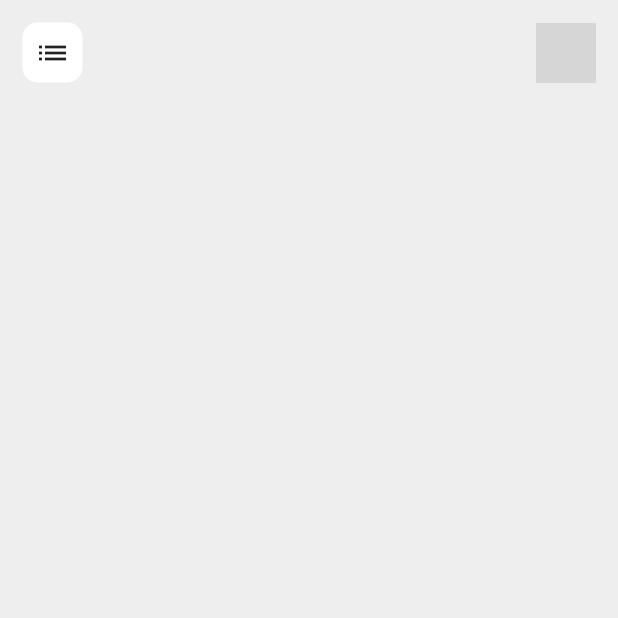
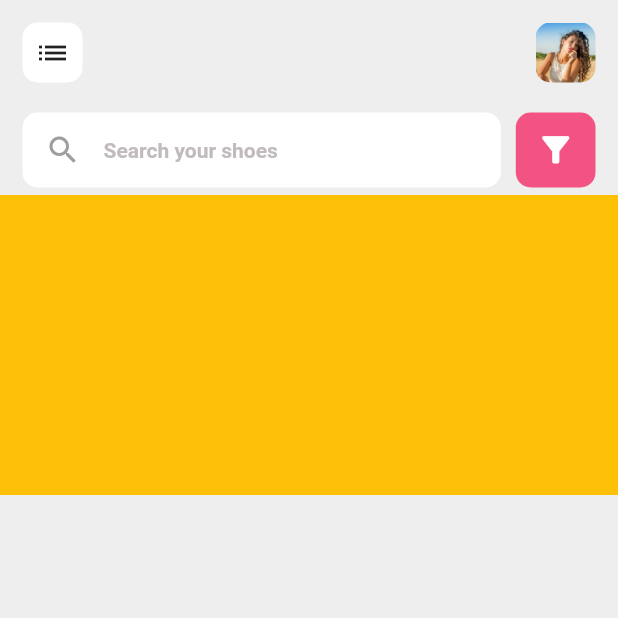
Before and after one commit to yashlondhe90960/KickKart, a Flutter app: the screen it shows after launch, on a phone screen of 412 x 824 dp, the top half of it. Run offline on Flutter 3.47's test engine with Material 2 defaults, Android fonts, the phone set to English and light mode, and no system bars; grey boxes are pictures that could not be loaded.

Commit message:
Update: home screen page and added the banners

```diff
--- a/lib/screens/home.dart
+++ b/lib/screens/home.dart
@@ -9,6 +9,8 @@ class Home extends StatefulWidget {
   State<Home> createState() => _HomeState();
 }
 
+final _control = PageController();
+
 class _HomeState extends State<Home> {
   @override
   Widget build(BuildContext context) {
@@ -17,10 +19,92 @@ class _HomeState extends State<Home> {
       body: SafeArea(
         child: CustomScrollView(
           slivers: [
+            AppBarr(),
+            SearchBox(),
             SliverToBoxAdapter(
+              child: Column(
+                children: [
+                  Container(
+                    height: 200,
+                    width: double.infinity,
+                    child: PageView(
+                      controller: _control,
+                      scrollDirection: Axis.horizontal,
+                      children: [
+                        Container(color: Colors.amber),
+                        Container(color: Colors.amber),
+                        Container(color: Colors.amber),
+                      ],
+                    ),
+                  ),
+                ],
+              ),
+            )
+          ],
+        ),
+      ),
+    );
+  }
+
+  SliverToBoxAdapter SearchBox() {
+    return SliverToBoxAdapter(
       child: Padding(
-                padding:
-                    const EdgeInsets.symmetric(horizontal: 15, vertical: 15),
+        padding: const EdgeInsets.symmetric(horizontal: 15.0, vertical: 5),
+        child: Row(
+          children: [
+            Expanded(
+              child: Container(
+                height: 50,
+                decoration: BoxDecoration(
+                  borderRadius: BorderRadius.circular(10),
+                  color: Colors.white,
+                ),
+                child: Row(
+                  crossAxisAlignment: CrossAxisAlignment.center,
+                  children: [
+                    SizedBox(
+                      width: 15,
+                    ),
+                    Icon(Icons.search, color: Colors.grey),
+                    SizedBox(
+                      width: 15,
+                    ),
+                    Text('Search your shoes',
+                        style: TextStyle(
+                          color: Color.fromARGB(255, 194, 187, 187),
+                          fontWeight: FontWeight.w600,
+                        )),
+                  ],
+                ),
+              ),
+              flex: 6,
+            ),
+            SizedBox(width: 10),
+            Expanded(
+              child: Container(
+                height: 50,
+                decoration: BoxDecoration(
+                  borderRadius: BorderRadius.circular(10),
+                  color: mains,
+                ),
+                child: Icon(
+                  Icons.filter_alt,
+                  color: Colors.white,
+                  size: 27,
+                ),
+              ),
+              flex: 1,
+            ),
+          ],
+        ),
+      ),
+    );
+  }
+
+  SliverToBoxAdapter AppBarr() {
+    return SliverToBoxAdapter(
+      child: Padding(
+        padding: const EdgeInsets.symmetric(horizontal: 15, vertical: 15),
         child: Row(
           mainAxisAlignment: MainAxisAlignment.spaceBetween,
           children: [
@@ -38,13 +122,11 @@ class _HomeState extends State<Home> {
               height: 40,
               decoration: BoxDecoration(
                 borderRadius: BorderRadius.circular(10),
-                        image: DecorationImage(image: AssetImage('images/p3.jpg'))
+                image: DecorationImage(
+                  image: AssetImage('images/p3.jpg'),
                 ),
               ),
-                  ],
             ),
-              ),
-            )
           ],
         ),
       ),
--- a/pubspec.yaml
+++ b/pubspec.yaml
@@ -59,9 +59,9 @@ flutter:
   uses-material-design: true
 
   # To add assets to your application, add an assets section, like this:
-  # assets:
-  #   - images/a_dot_burr.jpeg
-  #   - images/a_dot_ham.jpeg
+  assets:
+    - images/
+    # - images/a_dot_ham.jpeg
 
   # An image asset can refer to one or more resolution-specific "variants", see
   # https://flutter.dev/assets-and-images/#resolution-aware
```
Also changed, not shown: lib/data/model/banner.dart (added, +8 -0 lines), lib/data/model/banner_model.dart (added, +33 -0 lines). Lines whose indentation alone changed are shown as unchanged.
